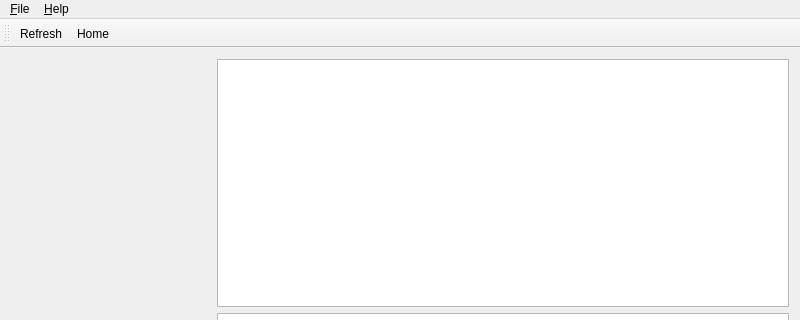
The window that podcatcher/Resources/ui/windows/MainWindow.ui (lostrootpass/alphagem) describes before a commit, drawn with Qt 5; both pictures show x 0 to 800 and y 0 to 320 of the 800 by 600 pixel window.
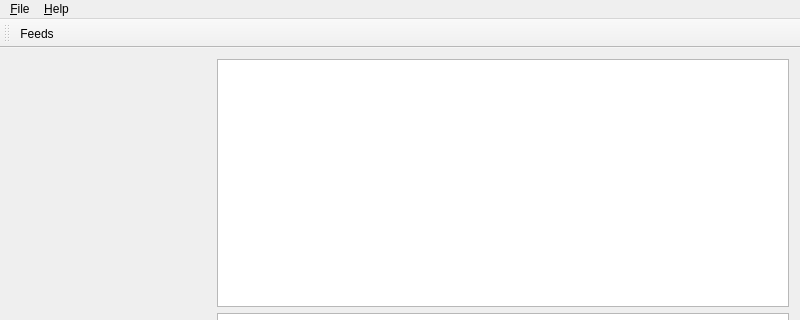
The same window after the commit. Icons and pictures are not drawn. Custom widgets are drawn as their Qt base class.

Diff of the .ui file:
```diff
--- a/podcatcher/Resources/ui/windows/MainWindow.ui
+++ b/podcatcher/Resources/ui/windows/MainWindow.ui
@@ -91,7 +91,6 @@
    <attribute name="toolBarBreak">
     <bool>false</bool>
    </attribute>
-   <addaction name="actionRefresh"/>
    <addaction name="actionHome"/>
   </widget>
   <widget class="QStatusBar" name="statusBar"/>
@@ -119,14 +118,9 @@
     <string>&amp;Quit</string>
    </property>
   </action>
-  <action name="actionRefresh">
-   <property name="text">
-    <string>&amp;Refresh</string>
-   </property>
-  </action>
   <action name="actionHome">
    <property name="text">
-    <string>Home</string>
+    <string>&amp;Feeds</string>
    </property>
   </action>
   <action name="action_DeleteFeed">
```
